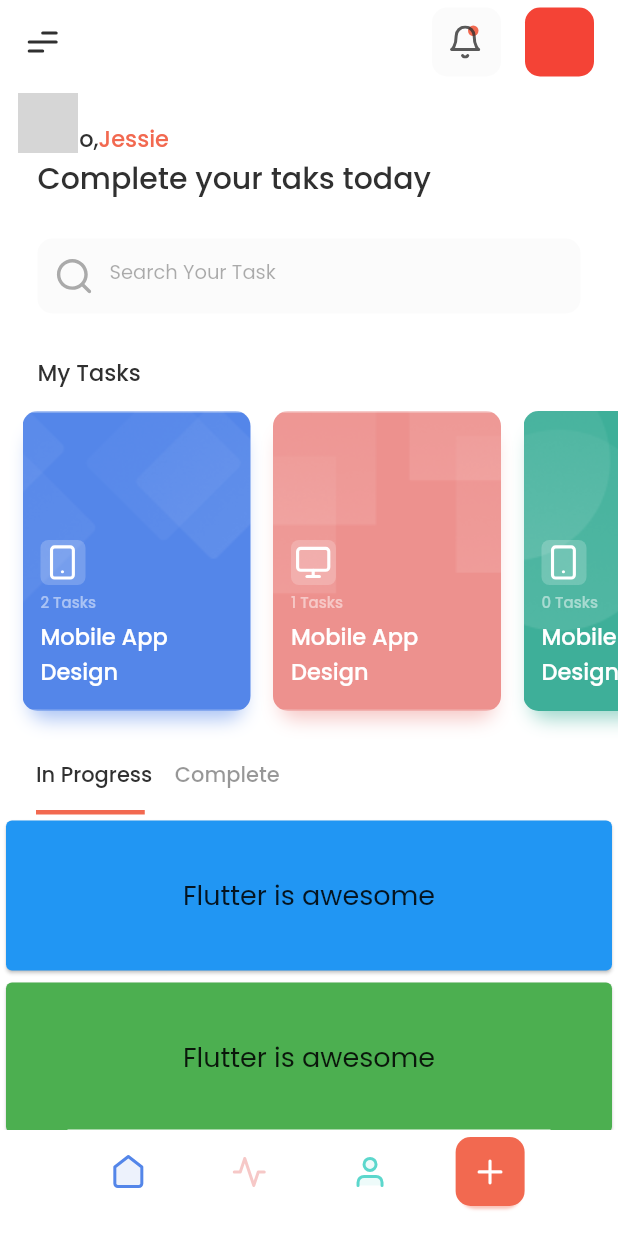
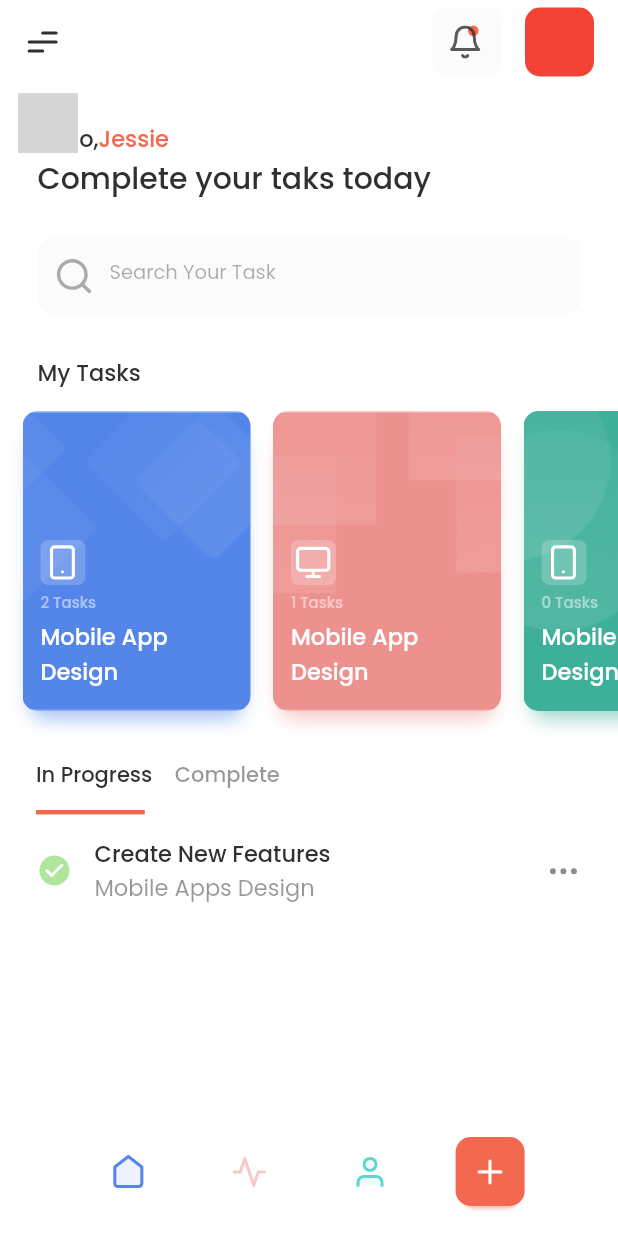
Before and after one commit to ifuncoding/tasky, a Flutter app: the screen it shows after launch, on a phone screen of 412 x 824 dp. Run offline on Flutter 3.47's test engine with Material 2 defaults, Android fonts, the phone set to English and light mode, and no system bars; our stand-ins replace flutter_svg, get; missing offline and left inert: dart:ffi; network calls fail; grey boxes are pictures that could not be loaded.

Commit message:
home -  infinity list

```diff
--- a/lib/views/ui/home/home_screen.dart
+++ b/lib/views/ui/home/home_screen.dart
@@ -98,23 +98,85 @@ class HomeScreen extends StatelessWidget {
         body: Container(
           child: ListView.builder(
             padding: EdgeInsets.all(0),
-            itemCount: 100,
+            itemCount: 1,
             itemBuilder: (BuildContext context, int index) {
-              return Card(
-                color: index % 2 == 0 ? Colors.blue : Colors.green,
-                child: Container(
-                  alignment: Alignment.center,
-                  width: double.infinity,
-                  height: 100.0,
-                  child: Text(
-                    'Flutter is awesome',
-                    style: TextStyle(fontSize: 18.0),
-                  ),
-                ),
-              );
+              return TaskVerticalItem();
             },
           ),
         ),
+      ),
+    );
+  }
+}
+
+class TaskVerticalItem extends StatelessWidget {
+  final bool isDone;
+
+  const TaskVerticalItem({
+    Key key,
+    this.isDone = true,
+  }) : super(key: key);
+
+  @override
+  Widget build(BuildContext context) {
+    return Container(
+      alignment: Alignment.centerLeft,
+      padding: EdgeInsets.symmetric(horizontal: 24.0),
+      width: double.infinity,
+      height: 75.0,
+      child: Row(
+        children: [
+          Container(
+            alignment: Alignment.center,
+            margin: isDone
+                ? EdgeInsets.only(right: 14)
+                : EdgeInsets.symmetric(horizontal: 18),
+            child: isDone
+                ? SvgPicture.asset('assets/icons/arrow-left-circle.svg')
+                : Stack(
+                    children: [
+                      Container(
+                        width: 3,
+                        height: 36,
+                        decoration: BoxDecoration(
+                          color: Palette.bg_item_1.withOpacity(0.1),
+                          borderRadius: BorderRadius.circular(6),
+                        ),
+                      ),
+                      Positioned(
+                        child: Container(
+                          width: 3,
+                          height: 25,
+                          decoration: BoxDecoration(
+                            color: Palette.bg_item_1,
+                            borderRadius: BorderRadius.circular(6),
+                          ),
+                        ),
+                      )
+                    ],
+                  ),
+          ),
+          Container(
+            child: Column(
+              crossAxisAlignment: CrossAxisAlignment.start,
+              mainAxisAlignment: MainAxisAlignment.center,
+              children: [
+                CustomText(
+                  'Create New Features',
+                  fontSize: 15,
+                  fontWeight: FontWeight.w500,
+                ),
+                CustomText(
+                  'Mobile Apps Design',
+                  fontSize: 15,
+                  color: Palette.text_primary.withOpacity(0.5),
+                ),
+              ],
+            ),
+          ),
+          Spacer(),
+          SvgPicture.asset('assets/icons/more-horizontal.svg'),
+        ],
       ),
     );
   }
```
Also changed, not shown: assets/icons/arrow-left-circle.svg (added).
